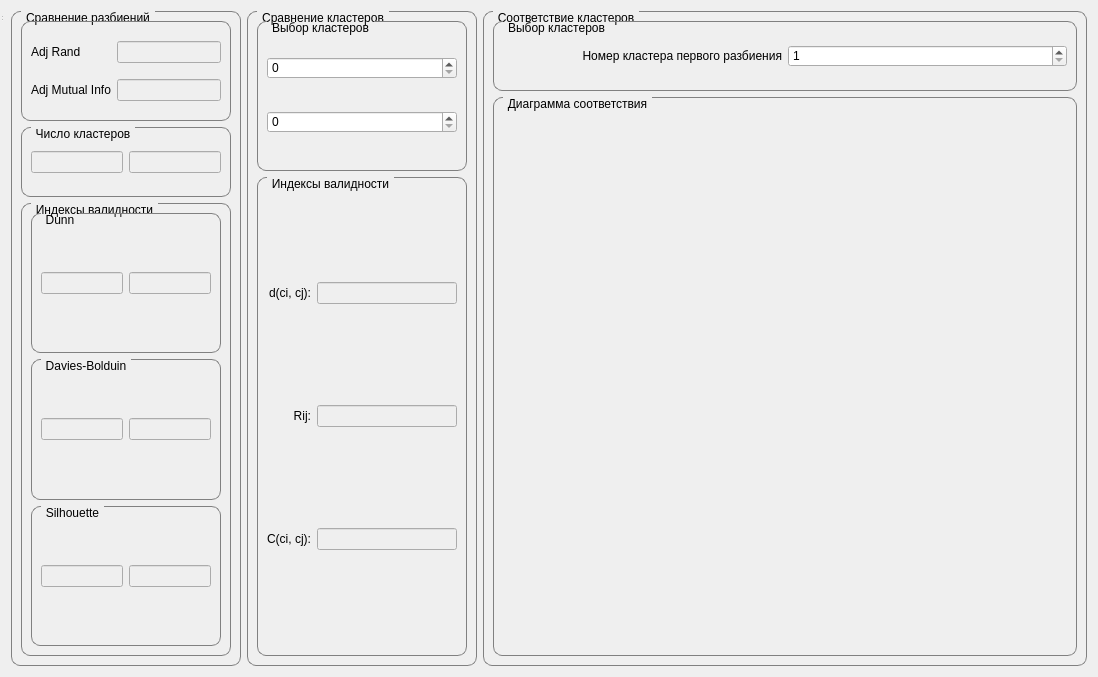
This is Main/tabs/Comparison/comparison_gui.ui in msmirnov91/pacs as Qt 5 draws it before an edit. The edited form follows.
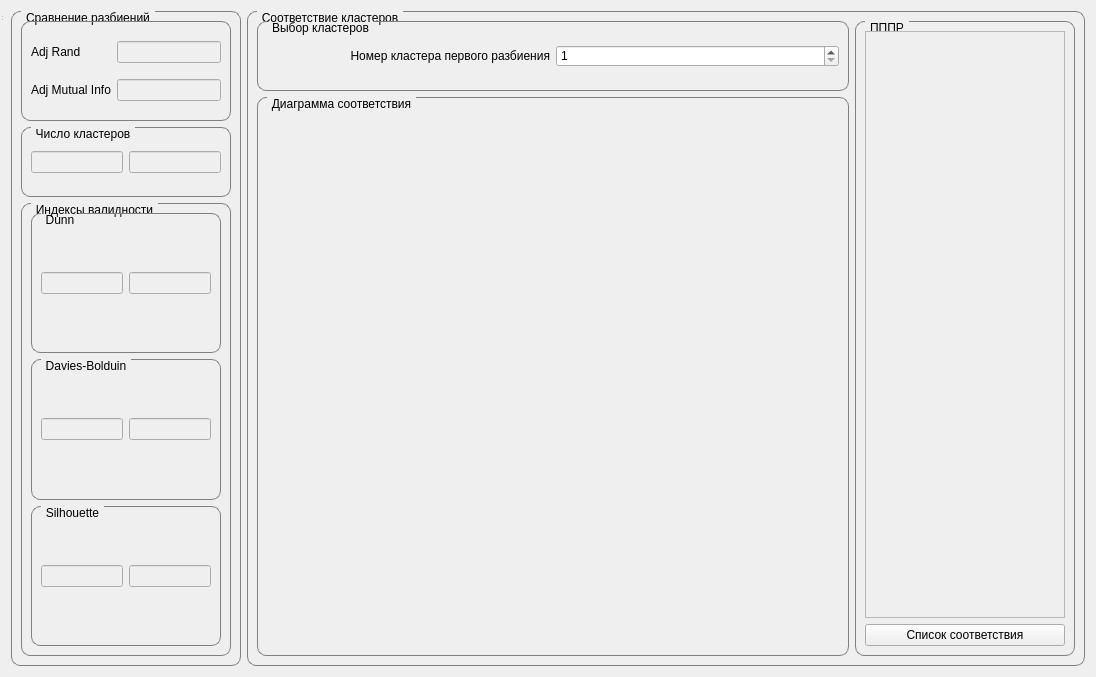
This is the edited form.

The edit to the form file:
```diff
--- a/Main/tabs/Comparison/comparison_gui.ui
+++ b/Main/tabs/Comparison/comparison_gui.ui
@@ -218,117 +218,6 @@
       </widget>
      </item>
      <item row="0" column="1">
-      <widget class="QGroupBox" name="groupBox_3">
-       <property name="minimumSize">
-        <size>
-         <width>230</width>
-         <height>0</height>
-        </size>
-       </property>
-       <property name="maximumSize">
-        <size>
-         <width>230</width>
-         <height>16777215</height>
-        </size>
-       </property>
-       <property name="styleSheet">
-        <string notr="true"/>
-       </property>
-       <property name="title">
-        <string>Сравнение кластеров</string>
-       </property>
-       <layout class="QGridLayout" name="gridLayout_7">
-        <item row="0" column="0">
-         <widget class="QGroupBox" name="groupBox_9">
-          <property name="minimumSize">
-           <size>
-            <width>0</width>
-            <height>150</height>
-           </size>
-          </property>
-          <property name="maximumSize">
-           <size>
-            <width>16777215</width>
-            <height>150</height>
-           </size>
-          </property>
-          <property name="title">
-           <string>Выбор кластеров</string>
-          </property>
-          <layout class="QGridLayout" name="gridLayout_8">
-           <item row="0" column="0">
-            <widget class="QSpinBox" name="cluster_comp_1"/>
-           </item>
-           <item row="1" column="0">
-            <widget class="QSpinBox" name="cluster_comp_2"/>
-           </item>
-          </layout>
-         </widget>
-        </item>
-        <item row="1" column="0">
-         <widget class="QGroupBox" name="groupBox_10">
-          <property name="title">
-           <string>Индексы валидности</string>
-          </property>
-          <layout class="QGridLayout" name="gridLayout_9">
-           <item row="0" column="0">
-            <widget class="QLabel" name="label_5">
-             <property name="text">
-              <string>d(ci, cj):</string>
-             </property>
-             <property name="alignment">
-              <set>Qt::AlignRight|Qt::AlignTrailing|Qt::AlignVCenter</set>
-             </property>
-            </widget>
-           </item>
-           <item row="2" column="0">
-            <widget class="QLabel" name="label_7">
-             <property name="text">
-              <string>C(ci, cj):</string>
-             </property>
-             <property name="alignment">
-              <set>Qt::AlignRight|Qt::AlignTrailing|Qt::AlignVCenter</set>
-             </property>
-            </widget>
-           </item>
-           <item row="1" column="0">
-            <widget class="QLabel" name="label_6">
-             <property name="text">
-              <string>Rij:</string>
-             </property>
-             <property name="alignment">
-              <set>Qt::AlignRight|Qt::AlignTrailing|Qt::AlignVCenter</set>
-             </property>
-            </widget>
-           </item>
-           <item row="0" column="1">
-            <widget class="QLineEdit" name="lineEdit">
-             <property name="enabled">
-              <bool>false</bool>
-             </property>
-            </widget>
-           </item>
-           <item row="1" column="1">
-            <widget class="QLineEdit" name="lineEdit_2">
-             <property name="enabled">
-              <bool>false</bool>
-             </property>
-            </widget>
-           </item>
-           <item row="2" column="1">
-            <widget class="QLineEdit" name="lineEdit_3">
-             <property name="enabled">
-              <bool>false</bool>
-             </property>
-            </widget>
-           </item>
-          </layout>
-         </widget>
-        </item>
-       </layout>
-      </widget>
-     </item>
-     <item row="0" column="2">
       <widget class="QGroupBox" name="groupBox_4">
        <property name="minimumSize">
         <size>
@@ -387,6 +276,41 @@
           </layout>
          </widget>
         </item>
+        <item row="0" column="1" rowspan="2">
+         <widget class="QGroupBox" name="assistant_gb">
+          <property name="maximumSize">
+           <size>
+            <width>220</width>
+            <height>16777215</height>
+           </size>
+          </property>
+          <property name="title">
+           <string>ПППР</string>
+          </property>
+          <layout class="QVBoxLayout" name="verticalLayout">
+           <item>
+            <widget class="QTextEdit" name="assistant_te">
+             <property name="enabled">
+              <bool>false</bool>
+             </property>
+             <property name="acceptDrops">
+              <bool>false</bool>
+             </property>
+             <property name="undoRedoEnabled">
+              <bool>false</bool>
+             </property>
+            </widget>
+           </item>
+           <item>
+            <widget class="QPushButton" name="get_cluster_list_pb">
+             <property name="text">
+              <string>Список соответствия</string>
+             </property>
+            </widget>
+           </item>
+          </layout>
+         </widget>
+        </item>
        </layout>
       </widget>
      </item>
```
